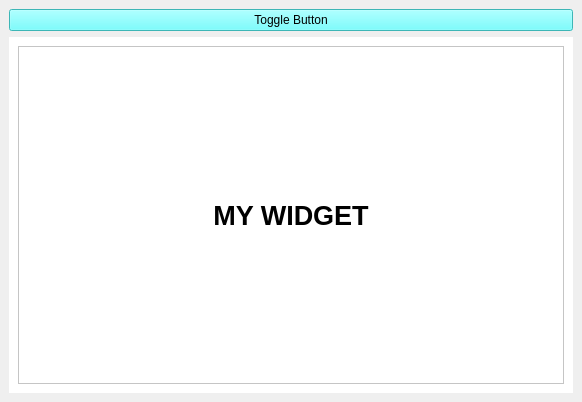
Old version of the form examples/QCustomSlideMenu/interface.ui in the repository KhamisiKibet/QT-PyQt-PySide-Custom-Widgets.
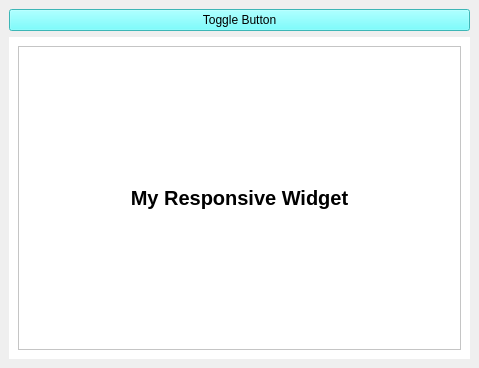
New version of the form. Icons and pictures are not drawn. Custom widgets are drawn as their Qt base class.

```diff
--- a/examples/QCustomSlideMenu/interface.ui
+++ b/examples/QCustomSlideMenu/interface.ui
@@ -6,8 +6,8 @@
    <rect>
     <x>0</x>
     <y>0</y>
-    <width>576</width>
-    <height>402</height>
+    <width>479</width>
+    <height>368</height>
    </rect>
   </property>
   <property name="windowTitle">
@@ -17,7 +17,7 @@
    <string notr="true">color: rgb(0, 0, 0);</string>
   </property>
   <widget class="QWidget" name="centralwidget">
-   <layout class="QVBoxLayout" name="verticalLayout">
+   <layout class="QVBoxLayout" name="verticalLayout_3">
     <item>
      <widget class="QPushButton" name="my_toggle_button">
       <property name="styleSheet">
@@ -34,16 +34,10 @@
     </item>
     <item>
      <widget class="QCustomSlideMenu" name="widget" native="true">
-      <property name="minimumSize">
-       <size>
-        <width>564</width>
-        <height>350</height>
-       </size>
-      </property>
       <property name="styleSheet">
        <string notr="true">background-color: rgb(255, 255, 255);</string>
       </property>
-      <layout class="QVBoxLayout" name="verticalLayout_2">
+      <layout class="QVBoxLayout" name="verticalLayout">
        <item>
         <widget class="QFrame" name="frame">
          <property name="frameShape">
@@ -52,18 +46,18 @@
          <property name="frameShadow">
           <enum>QFrame::Raised</enum>
          </property>
-         <layout class="QVBoxLayout" name="verticalLayout_3">
+         <layout class="QVBoxLayout" name="verticalLayout_2">
           <item>
            <widget class="QLabel" name="label">
             <property name="font">
              <font>
-              <pointsize>20</pointsize>
+              <pointsize>15</pointsize>
               <weight>75</weight>
               <bold>true</bold>
              </font>
             </property>
             <property name="text">
-             <string>MY WIDGET</string>
+             <string>My Responsive Widget</string>
             </property>
             <property name="alignment">
              <set>Qt::AlignCenter</set>
```
